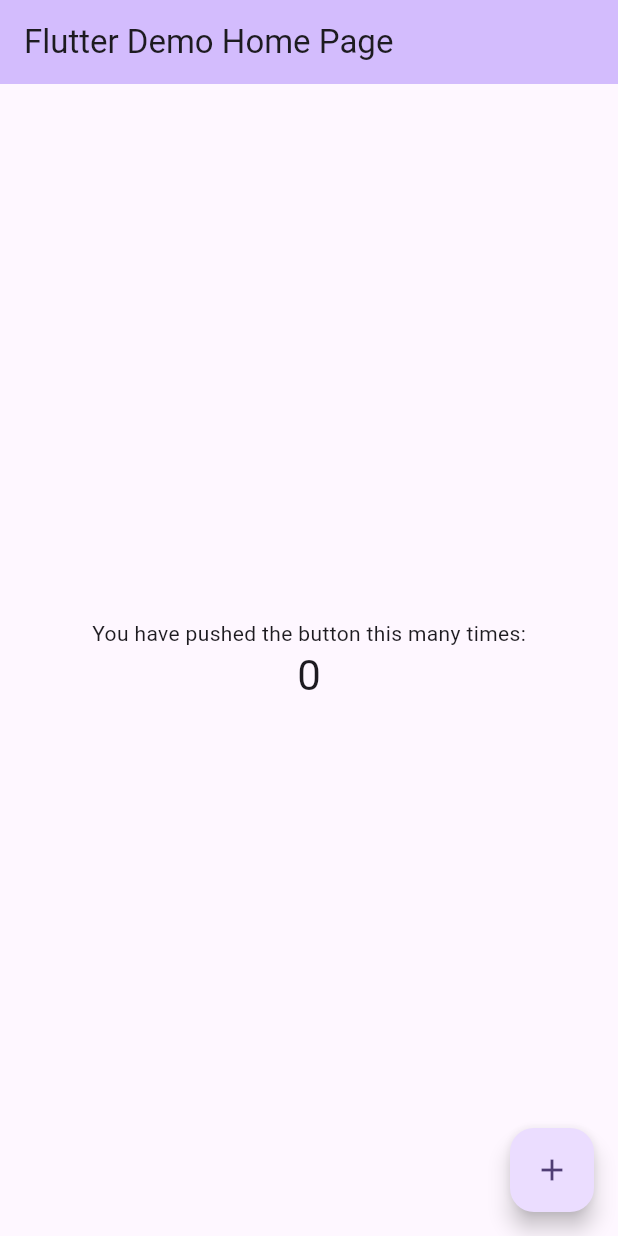
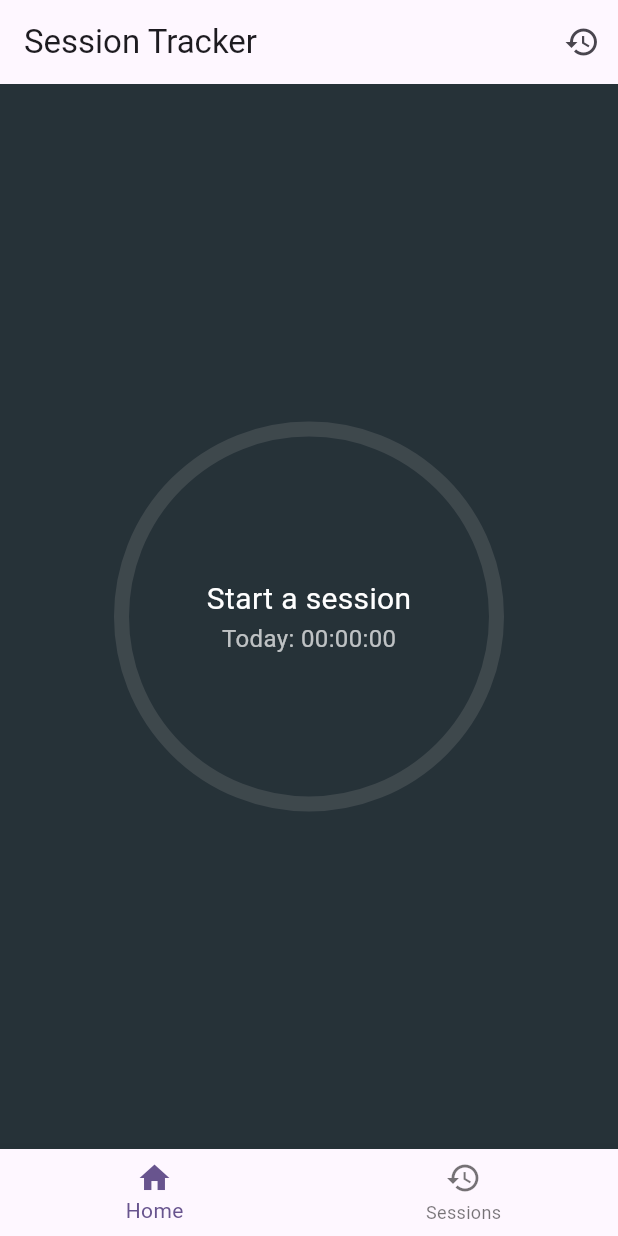
Before and after one commit to yashh1994/my_proggmon, a Flutter app: the screen it shows after launch, on a phone screen of 412 x 824 dp. Run offline on Flutter 3.47's test engine with Material 3 defaults, Android fonts, the phone set to English and light mode, and no system bars; our stand-ins replace shared_preferences.

Commit message:
Setup Nav

```diff
--- /dev/null
+++ b/lib/HomePage.dart
@@ -0,0 +1,300 @@
+import 'package:flutter/material.dart';
+import 'package:shared_preferences/shared_preferences.dart';
+import 'dart:convert';
+import 'dart:async';
+
+class HomeScreen extends StatefulWidget {
+  @override
+  _HomeScreenState createState() => _HomeScreenState();
+}
+
+class _HomeScreenState extends State<HomeScreen>
+    with SingleTickerProviderStateMixin {
+  bool isSessionActive = false;
+  late Stopwatch stopwatch;
+  late SharedPreferences prefs;
+  late Timer timer;
+  late AnimationController _animationController;
+  int elapsedToday = 0; // Total elapsed seconds for today.
+  int lastSessionTime = 0; // Stores the time when app was last paused.
+
+  @override
+  void initState() {
+    super.initState();
+    stopwatch = Stopwatch();
+    _initializeStorage();
+    _loadSessionState();
+    _animationController = AnimationController(
+      vsync: this,
+      duration: Duration(seconds: 1),
+    );
+  }
+
+  // Initialize SharedPreferences
+  Future<void> _initializeStorage() async {
+    prefs = await SharedPreferences.getInstance();
+  }
+
+  // Load session state and elapsed time from SharedPreferences
+  Future<void> _loadSessionState() async {
+    String today = DateTime.now().toIso8601String().split('T')[0]; // YYYY-MM-DD
+    Map<String, int> dailySessions = _getStoredSessions();
+    setState(() {
+      elapsedToday = dailySessions[today] ?? 0;
+    });
+
+    // Load the last session state
+    int? storedSessionTime = prefs.getInt('lastSessionTime');
+    bool? storedSessionStatus = prefs.getBool('isSessionActive');
+
+    if (storedSessionStatus == true) {
+      isSessionActive = true;
+      lastSessionTime = storedSessionTime ?? 0;
+      stopwatch.start();
+      _startTimer();
+    }
+  }
+
+  // Start or stop the session
+  void _toggleSession() {
+    setState(() {
+      if (isSessionActive) {
+        // Stop session
+        stopwatch.stop();
+        timer.cancel();
+        _saveSessionIfValid();
+        _animationController.stop();
+      } else {
+        // Start session
+        stopwatch.start();
+        _startTimer();
+        _animationController.repeat();
+      }
+      isSessionActive = !isSessionActive;
+    });
+
+    _saveSessionState();
+  }
+
+  // Periodically update the UI while the stopwatch is running
+  void _startTimer() {
+    timer = Timer.periodic(Duration(milliseconds: 100), (_) {
+      setState(() {});
+    });
+  }
+
+  // Save the session time to SharedPreferences if it's a valid session
+  Future<void> _saveSessionIfValid() async {
+    int durationInSeconds = stopwatch.elapsed.inSeconds;
+    stopwatch.reset();
+
+    if (durationInSeconds >= 10) {
+      String today =
+          DateTime.now().toIso8601String().split('T')[0]; // YYYY-MM-DD
+      Map<String, int> dailySessions = _getStoredSessions();
+      dailySessions[today] = (dailySessions[today] ?? 0) + durationInSeconds;
+
+      await prefs.setString('sessions', jsonEncode(dailySessions));
+      setState(() {
+        elapsedToday = dailySessions[today]!;
+      });
+    }
+  }
+
+  // Save session state (whether it's active or not) to SharedPreferences
+  Future<void> _saveSessionState() async {
+    await prefs.setInt('lastSessionTime', stopwatch.elapsed.inSeconds);
+    await prefs.setBool('isSessionActive', isSessionActive);
+  }
+
+  // Get stored session data from SharedPreferences
+  Map<String, int> _getStoredSessions() {
+    String? storedData = prefs.getString('sessions');
+    if (storedData == null) return {};
+    return Map<String, int>.from(jsonDecode(storedData));
+  }
+
+  // Format the time (hours:minutes:seconds)
+  String _formatTime(int seconds) {
+    int hours = seconds ~/ 3600;
+    int minutes = (seconds % 3600) ~/ 60;
+    seconds = seconds % 60;
+    return '${hours.toString().padLeft(2, '0')}:${minutes.toString().padLeft(2, '0')}:${seconds.toString().padLeft(2, '0')}';
+  }
+
+  @override
+  void dispose() {
+    timer.cancel();
+    _animationController.dispose();
+    super.dispose();
+  }
+
+  @override
+  Widget build(BuildContext context) {
+    return Scaffold(
+      appBar: AppBar(
+        title: Text('Session Tracker'),
+        actions: [
+          IconButton(
+            icon: Icon(Icons.history),
+            onPressed: () {
+              Navigator.push(
+                context,
+                MaterialPageRoute(
+                    builder: (context) => PreviousSessionsScreen()),
+              );
+            },
+          ),
+        ],
+      ),
+      backgroundColor: Colors.blueGrey[900],
+      body: Center(
+        child: Stack(
+          alignment: Alignment.center,
+          children: [
+            // Circular Progress Arc
+            AnimatedBuilder(
+              animation: _animationController,
+              builder: (context, child) {
+                return CustomPaint(
+                  painter: CircularProgressPainter(
+                    progress: isSessionActive
+                        ? stopwatch.elapsedMilliseconds /
+                            (60 * 1000) // Map to a minute
+                        : 0,
+                    isRunning: isSessionActive,
+                  ),
+                  child: SizedBox(
+                    width: 250,
+                    height: 250,
+                  ),
+                );
+              },
+            ),
+            // Timer Text
+            Column(
+              mainAxisAlignment: MainAxisAlignment.center,
+              children: [
+                Text(
+                  isSessionActive
+                      ? 'Active: ${_formatTime(stopwatch.elapsed.inSeconds)}'
+                      : 'Start a session',
+                  style: TextStyle(
+                    color: Colors.white,
+                    fontSize: 20,
+                  ),
+                ),
+                Text(
+                  'Today: ${_formatTime(elapsedToday)}',
+                  style: TextStyle(
+                    color: Colors.white70,
+                    fontSize: 16,
+                  ),
+                ),
+              ],
+            ),
+            // Invisible Button
+            GestureDetector(
+              onTap: _toggleSession,
+              child: Container(
+                width: 250,
+                height: 250,
+                color: Colors.transparent,
+              ),
+            ),
+          ],
+        ),
+      ),
+    );
+  }
+}
+
+class CircularProgressPainter extends CustomPainter {
+  final double progress;
+  final bool isRunning;
+
+  CircularProgressPainter({required this.progress, required this.isRunning});
+
+  @override
+  void paint(Canvas canvas, Size size) {
+    final Paint backgroundPaint = Paint()
+      ..color = Colors.grey.withOpacity(0.2)
+      ..strokeWidth = 10
+      ..style = PaintingStyle.stroke;
+
+    final Paint progressPaint = Paint()
+      ..color = isRunning ? Colors.green : Colors.red
+      ..strokeWidth = 10
+      ..style = PaintingStyle.stroke
+      ..strokeCap = StrokeCap.round;
+
+    final center = Offset(size.width / 2, size.height / 2);
+    final radius = size.width / 2;
+
+    // Draw background circle
+    canvas.drawCircle(center, radius, backgroundPaint);
+
+    // Draw progress arc
+    double angle = 2 * 3.141592653589793 * progress;
+    canvas.drawArc(
+      Rect.fromCircle(center: center, radius: radius),
+      -3.141592653589793 / 2,
+      angle,
+      false,
+      progressPaint,
+    );
+  }
+
+  @override
+  bool shouldRepaint(covariant CustomPainter oldDelegate) => true;
+}
+
+class PreviousSessionsScreen extends StatelessWidget {
+  @override
+  Widget build(BuildContext context) {
+    return Scaffold(
+      appBar: AppBar(
+        title: Text('Previous Sessions'),
+      ),
+      body: FutureBuilder<Map<String, int>>(
+        future: _loadSessions(),
+        builder: (context, snapshot) {
+          if (!snapshot.hasData) {
+            return Center(child: CircularProgressIndicator());
+          }
+
+          Map<String, int> sessions = snapshot.data!;
+          if (sessions.isEmpty) {
+            return Center(child: Text('No sessions recorded.'));
+          }
+
+          return ListView.builder(
+            itemCount: sessions.length,
+            itemBuilder: (context, index) {
+              String date = sessions.keys.elementAt(index);
+              int duration = sessions[date]!;
+              return ListTile(
+                title: Text(date),
+                subtitle: Text('Total: ${_formatTime(duration)}'),
+              );
+            },
+          );
+        },
+      ),
+    );
+  }
+
+  Future<Map<String, int>> _loadSessions() async {
+    SharedPreferences prefs = await SharedPreferences.getInstance();
+    String? storedData = prefs.getString('sessions');
+    if (storedData == null) return {};
+    return Map<String, int>.from(jsonDecode(storedData));
+  }
+
+  String _formatTime(int seconds) {
+    int hours = seconds ~/ 3600;
+    int minutes = (seconds % 3600) ~/ 60;
+    seconds = seconds % 60;
+    return '${hours.toString().padLeft(2, '0')}:${minutes.toString().padLeft(2, '0')}:${seconds.toString().padLeft(2, '0')}';
+  }
+}
--- a/lib/main.dart
+++ b/lib/main.dart
@@ -1,4 +1,6 @@
 import 'package:flutter/material.dart';
+import 'package:my_proggmon/HomePage.dart';
+import 'package:my_proggmon/SessionScreen.dart';
 
 void main() {
   runApp(const MyApp());
@@ -13,113 +15,49 @@
     return MaterialApp(
       title: 'Flutter Demo',
       theme: ThemeData(
-        // This is the theme of your application.
-        //
-        // TRY THIS: Try running your application with "flutter run". You'll see
-        // the application has a purple toolbar. Then, without quitting the app,
-        // try changing the seedColor in the colorScheme below to Colors.green
-        // and then invoke "hot reload" (save your changes or press the "hot
-        // reload" button in a Flutter-supported IDE, or press "r" if you used
-        // the command line to start the app).
-        //
-        // Notice that the counter didn't reset back to zero; the application
-        // state is not lost during the reload. To reset the state, use hot
-        // restart instead.
-        //
-        // This works for code too, not just values: Most code changes can be
-        // tested with just a hot reload.
         colorScheme: ColorScheme.fromSeed(seedColor: Colors.deepPurple),
         useMaterial3: true,
       ),
-      home: const MyHomePage(title: 'Flutter Demo Home Page'),
+      home: NavigationBarScreen(),
     );
   }
 }
 
-class MyHomePage extends StatefulWidget {
-  const MyHomePage({super.key, required this.title});
-
-  // This widget is the home page of your application. It is stateful, meaning
-  // that it has a State object (defined below) that contains fields that affect
-  // how it looks.
-
-  // This class is the configuration for the state. It holds the values (in this
-  // case the title) provided by the parent (in this case the App widget) and
-  // used by the build method of the State. Fields in a Widget subclass are
-  // always marked "final".
-
-  final String title;
-
+class NavigationBarScreen extends StatefulWidget {
   @override
-  State<MyHomePage> createState() => _MyHomePageState();
+  _NavigationBarScreenState createState() => _NavigationBarScreenState();
 }
 
-class _MyHomePageState extends State<MyHomePage> {
-  int _counter = 0;
+class _NavigationBarScreenState extends State<NavigationBarScreen> {
+  int _currentIndex = 0;
 
-  void _incrementCounter() {
-    setState(() {
-      // This call to setState tells the Flutter framework that something has
-      // changed in this State, which causes it to rerun the build method below
-      // so that the display can reflect the updated values. If we changed
-      // _counter without calling setState(), then the build method would not be
-      // called again, and so nothing would appear to happen.
-      _counter++;
-    });
-  }
+  final List<Widget> _screens = [
+    HomeScreen(),
+    SessionRecordsScreen(),
+  ];
 
   @override
   Widget build(BuildContext context) {
-    // This method is rerun every time setState is called, for instance as done
-    // by the _incrementCounter method above.
-    //
-    // The Flutter framework has been optimized to make rerunning build methods
-    // fast, so that you can just rebuild anything that needs updating rather
-    // than having to individually change instances of widgets.
     return Scaffold(
-      appBar: AppBar(
-        // TRY THIS: Try changing the color here to a specific color (to
-        // Colors.amber, perhaps?) and trigger a hot reload to see the AppBar
-        // change color while the other colors stay the same.
-        backgroundColor: Theme.of(context).colorScheme.inversePrimary,
-        // Here we take the value from the MyHomePage object that was created by
-        // the App.build method, and use it to set our appbar title.
-        title: Text(widget.title),
+      body: _screens[_currentIndex],
+      bottomNavigationBar: BottomNavigationBar(
+        currentIndex: _currentIndex,
+        onTap: (index) {
+          setState(() {
+            _currentIndex = index;
+          });
+        },
+        items: const [
+          BottomNavigationBarItem(
+            icon: Icon(Icons.home),
+            label: 'Home',
+          ),
+          BottomNavigationBarItem(
+            icon: Icon(Icons.history),
+            label: 'Sessions',
+          ),
+        ],
       ),
-      body: Center(
-        // Center is a layout widget. It takes a single child and positions it
-        // in the middle of the parent.
-        child: Column(
-          // Column is also a layout widget. It takes a list of children and
-          // arranges them vertically. By default, it sizes itself to fit its
-          // children horizontally, and tries to be as tall as its parent.
-          //
-          // Column has various properties to control how it sizes itself and
-          // how it positions its children. Here we use mainAxisAlignment to
-          // center the children vertically; the main axis here is the vertical
-          // axis because Columns are vertical (the cross axis would be
-          // horizontal).
-          //
-          // TRY THIS: Invoke "debug painting" (choose the "Toggle Debug Paint"
-          // action in the IDE, or press "p" in the console), to see the
-          // wireframe for each widget.
-          mainAxisAlignment: MainAxisAlignment.center,
-          children: <Widget>[
-            const Text(
-              'You have pushed the button this many times:',
-            ),
-            Text(
-              '$_counter',
-              style: Theme.of(context).textTheme.headlineMedium,
-            ),
-          ],
-        ),
-      ),
-      floatingActionButton: FloatingActionButton(
-        onPressed: _incrementCounter,
-        tooltip: 'Increment',
-        child: const Icon(Icons.add),
-      ), // This trailing comma makes auto-formatting nicer for build methods.
     );
   }
 }
--- a/pubspec.yaml
+++ b/pubspec.yaml
@@ -35,6 +35,7 @@ dependencies:
   # The following adds the Cupertino Icons font to your application.
   # Use with the CupertinoIcons class for iOS style icons.
   cupertino_icons: ^1.0.6
+  shared_preferences: ^2.3.3
 
 dev_dependencies:
   flutter_test:
```
Also changed, not shown: lib/SessionScreen.dart (added, +51 -0 lines), pubspec.lock, 8 other files.
